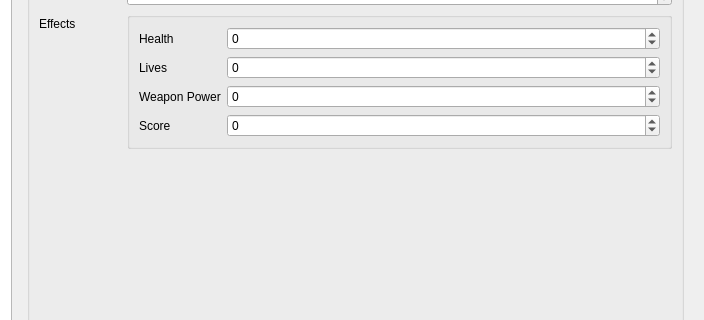
aleios/SpaceProjectDreamcast, file tools/def_editor/ui/collectables.ui: the form before one commit; both pictures show x 255 to 959 and y 194 to 514 of the 959 by 666 pixel window.
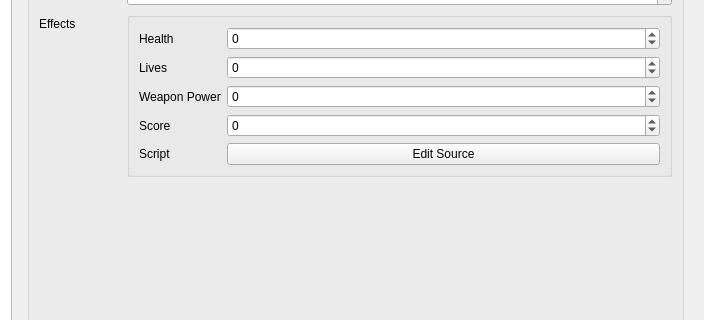
The form after the commit.

Commit message: feat: Simple script support for collectables.

Diff of the .ui file:
```diff
--- a/tools/def_editor/ui/collectables.ui
+++ b/tools/def_editor/ui/collectables.ui
@@ -152,6 +152,20 @@
                </property>
               </widget>
              </item>
+             <item row="4" column="0">
+              <widget class="QLabel" name="label_13">
+               <property name="text">
+                <string>Script</string>
+               </property>
+              </widget>
+             </item>
+             <item row="4" column="1">
+              <widget class="QPushButton" name="btnEditScript">
+               <property name="text">
+                <string>Edit Source</string>
+               </property>
+              </widget>
+             </item>
             </layout>
            </widget>
           </item>
```
The commit also changes 22 other files.
